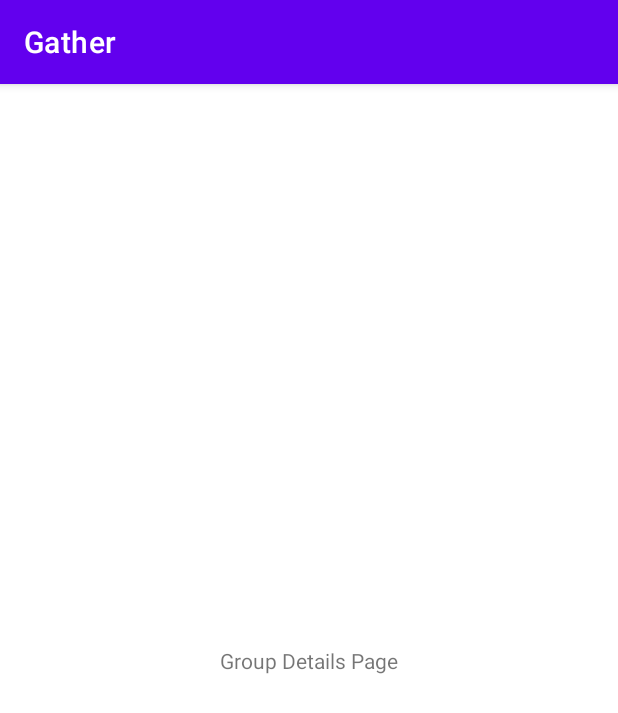
After one commit to KNatsuhara/Gather-Android-App, an Android app: the GroupDetailsPage screen opened directly, with no data from a screen before it, on a phone screen of 412 x 824 dp. The commit adds this screen. Shown: the top 713 px of the screen. Run offline under Robolectric (Android 15) with nearby library versions, the phone set to English and light mode, and no system bars.

Commit message:
Created GroupDetailsPage activity that shows when a user selects a group slot.

```diff
--- a/app/src/main/AndroidManifest.xml
+++ b/app/src/main/AndroidManifest.xml
@@ -16,6 +16,9 @@
         android:supportsRtl="true"
         android:theme="@style/Theme.AndroidLoginApplication"
         tools:targetApi="31">
+        <activity
+            android:name=".GroupDetailsPage"
+            android:exported="false" />
         <activity
             android:name=".GroupPage"
             android:exported="false" />
--- /dev/null
+++ b/app/src/main/java/com/example/Gather/GM_RecyclerViewInterface.java
@@ -0,0 +1,5 @@
+package com.example.Gather;
+
+public interface GM_RecyclerViewInterface {
+    void onItemClick(int position);
+}
--- /dev/null
+++ b/app/src/main/java/com/example/Gather/GroupDetailsPage.java
@@ -0,0 +1,29 @@
+package com.example.Gather;
+
+import androidx.appcompat.app.AppCompatActivity;
+
+import android.os.Bundle;
+
+public class GroupDetailsPage extends AppCompatActivity {
+
+    public String GROUP_NAME;
+
+    @Override
+    protected void onCreate(Bundle savedInstanceState) {
+        super.onCreate(savedInstanceState);
+        setContentView(R.layout.activity_group_details_page);
+
+        if (savedInstanceState == null) {
+            Bundle extras = getIntent().getExtras();
+            if(extras == null) {
+                GROUP_NAME= null;
+            } else {
+                GROUP_NAME= extras.getString("NAME");
+            }
+        } else {
+            GROUP_NAME = (String) savedInstanceState.getSerializable("NAME");
+        }
+
+        System.out.println("THIS IS THE GROUP NAME: " + GROUP_NAME);
+    }
+}
--- /dev/null
+++ b/app/src/main/res/layout/activity_group_details_page.xml
@@ -0,0 +1,18 @@
+<?xml version="1.0" encoding="utf-8"?>
+<androidx.constraintlayout.widget.ConstraintLayout xmlns:android="http://schemas.android.com/apk/res/android"
+    xmlns:app="http://schemas.android.com/apk/res-auto"
+    xmlns:tools="http://schemas.android.com/tools"
+    android:layout_width="match_parent"
+    android:layout_height="match_parent"
+    tools:context=".GroupDetailsPage">
+
+    <TextView
+        android:id="@+id/textView2"
+        android:layout_width="wrap_content"
+        android:layout_height="wrap_content"
+        android:text="Group Details Page"
+        app:layout_constraintBottom_toBottomOf="parent"
+        app:layout_constraintEnd_toEndOf="parent"
+        app:layout_constraintStart_toStartOf="parent"
+        app:layout_constraintTop_toTopOf="parent" />
+</androidx.constraintlayout.widget.ConstraintLayout>
```
Also changed, not shown: app/src/main/java/com/example/Gather/GM_RecyclerViewAdapter.java (+19 -3 lines), app/src/main/java/com/example/Gather/GroupPage.java (+23 -15 lines).
